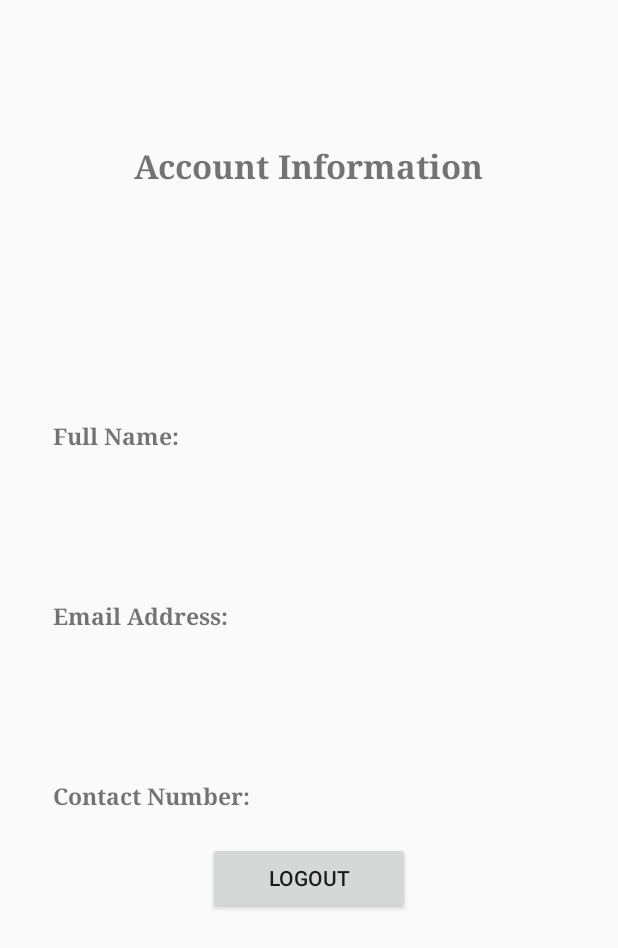
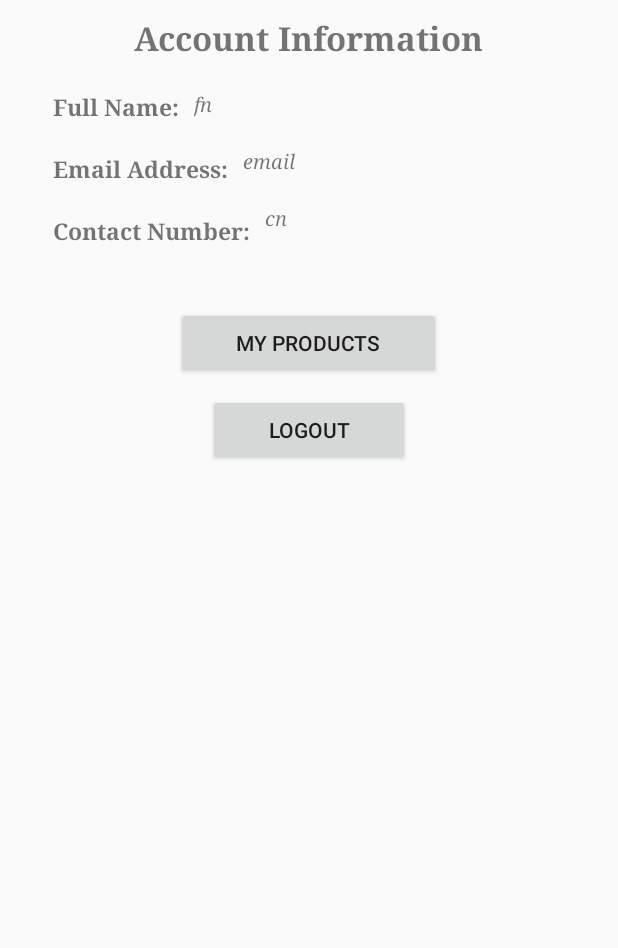
Before and after one commit to thriston/complete_version1, an Android app: the Profile screen opened directly, with no data from a screen before it, on a phone screen of 412 x 824 dp. Shown: the top 948 px of the screen. Run offline under Robolectric (Android 15) with nearby library versions, the phone set to English and light mode, and no system bars; our stand-ins replace Firebase (no records; nobody signed in at launch, a user with empty details on screens opened directly); 3 statements that could not run were skipped.

Commit message:
Login redirects and My Product Page

```diff
--- a/app/src/main/AndroidManifest.xml
+++ b/app/src/main/AndroidManifest.xml
@@ -21,6 +21,7 @@
         android:name=".Bookster"
         android:theme="@style/AppTheme">
         <activity android:name=".ConversationMessageActivity"></activity>
+        <activity android:name=".MyProductListActivity"></activity>
         <activity android:name=".AddProductActivity"></activity>
         <activity android:name=".Profile"></activity>
         <activity android:name=".Login" />
--- a/app/src/main/java/com/example/bookster/Login.java
+++ b/app/src/main/java/com/example/bookster/Login.java
@@ -78,8 +78,10 @@ public class Login extends AppCompatActivity {
                             // Sign in success, update UI with the signed-in user's information
                             Toast.makeText(getApplicationContext(), "Logged In", Toast.LENGTH_SHORT).show();
                             FirebaseUser user = mAuth.getCurrentUser();
-                            Intent i= new Intent(getApplicationContext(),MainActivity.class);
-                            startActivity(i);
+                            //Intent i= new Intent(getApplicationContext(),MainActivity.class);
+                            //startActivity(i);
+                            setResult(RESULT_OK, null);
+                            finish();
 
                         } else {
                             // If sign in fails, display a message to the user.
--- a/app/src/main/java/com/example/bookster/Profile.java
+++ b/app/src/main/java/com/example/bookster/Profile.java
@@ -68,6 +68,12 @@ public class Profile extends AppCompatActivity {
         startActivity(i);
     }
 
+    public void my_products(View view)
+    {
+        Intent i= new Intent(getApplicationContext(),MyProductListActivity.class);
+        startActivity(i);
+    }
+
 
 
 }
--- a/app/src/main/res/layout/activity_profile.xml
+++ b/app/src/main/res/layout/activity_profile.xml
@@ -7,37 +7,107 @@
     tools:context=".Profile">
 
     <TextView
+        android:id="@+id/AccountInfoText"
+        android:layout_width="wrap_content"
+        android:layout_height="wrap_content"
+        android:text="Account Information"
+        android:layout_marginTop="10dp"
+        android:layout_centerHorizontal="true"
+        android:textSize="10pt"
+        android:fontFamily="times new roman"
+        android:textStyle="bold"/>
+
+    <TextView
         android:id="@+id/fullNameBar"
         android:layout_width="wrap_content"
         android:layout_height="wrap_content"
         android:text="Full Name:"
-        android:layout_marginTop="280dp"
+        android:layout_below="@+id/AccountInfoText"
+        android:layout_marginTop="20dp"
         android:layout_marginLeft="35dp"
         android:textSize="7pt"
         android:fontFamily="times new roman"
         android:textStyle="bold"/>
 
     <TextView
+        android:id="@+id/fullNameField"
+        android:layout_width="wrap_content"
+        android:layout_height="wrap_content"
+        android:layout_below="@id/AccountInfoText"
+        android:layout_toEndOf="@id/fullNameBar"
+        android:layout_marginLeft="10dp"
+        android:layout_marginTop="20dp"
+        android:fontFamily="times new roman"
+        android:text="fn"
+        android:textSize="6pt"
+        android:textStyle="italic" />
+
+    <TextView
         android:id="@+id/emailBar"
         android:layout_width="wrap_content"
         android:layout_height="wrap_content"
         android:text="Email Address:"
-        android:layout_marginTop="400dp"
+        android:layout_below="@id/fullNameBar"
+        android:layout_marginTop="20dp"
         android:layout_marginLeft="35dp"
         android:textSize="7pt"
         android:fontFamily="times new roman"
         android:textStyle="bold"/>
 
     <TextView
+        android:id="@+id/emailField"
+        android:layout_width="wrap_content"
+        android:layout_height="wrap_content"
+        android:layout_below="@id/fullNameField"
+        android:layout_toEndOf="@+id/emailBar"
+        android:layout_marginTop="20dp"
+        android:layout_marginLeft="10dp"
+        android:text="email"
+        android:textSize="6pt"
+        android:fontFamily="times new roman"
+        android:textStyle="italic" />
+
+
+    <TextView
         android:id="@+id/contactBar"
         android:layout_width="wrap_content"
         android:layout_height="wrap_content"
         android:text="Contact Number:"
-        android:layout_marginTop="520dp"
+        android:layout_below="@id/emailBar"
+        android:layout_marginTop="20dp"
         android:layout_marginLeft="35dp"
         android:textSize="7pt"
         android:fontFamily="times new roman"
         android:textStyle="bold"/>
+
+
+
+    <TextView
+        android:id="@+id/contactField"
+        android:layout_width="wrap_content"
+        android:layout_height="wrap_content"
+        android:layout_below="@+id/emailField"
+        android:layout_toEndOf="@id/contactBar"
+        android:layout_marginTop="20dp"
+        android:layout_marginLeft="10dp"
+        android:text="cn"
+        android:textSize="6pt"
+        android:fontFamily="times new roman"
+        android:textStyle="italic"/>
+
+
+    <Button
+        android:id="@+id/viewProductBtn"
+        android:layout_width="wrap_content"
+        android:layout_height="wrap_content"
+        android:layout_below="@+id/contactBar"
+        android:layout_centerHorizontal="true"
+        android:layout_marginTop="40dp"
+        android:onClick="my_products"
+
+        android:paddingLeft="40dp"
+        android:paddingRight="40dp"
+        android:text="My products" />
 
     <Button
         android:id="@+id/logoutButton"
@@ -45,51 +115,17 @@
         android:layout_height="wrap_content"
         android:onClick="logout"
         android:text="Logout"
-        android:layout_marginTop="20dp"
-        android:layout_below="@+id/contactBar"
+        android:layout_marginTop="10dp"
+        android:layout_below="@+id/viewProductBtn"
         android:layout_centerHorizontal="true"
 
         android:paddingLeft="40dp"
         android:paddingRight="40dp"/>
 
-    <TextView
-        android:id="@+id/fullNameField"
-        android:layout_width="wrap_content"
-        android:layout_height="wrap_content"
-        android:layout_marginLeft="220dp"
-        android:layout_marginTop="283dp"
-        android:fontFamily="times new roman"
-        android:textSize="6pt"
-        android:textStyle="italic" />
 
-    <TextView
-        android:id="@+id/emailField"
-        android:layout_width="wrap_content"
-        android:layout_height="wrap_content"
-        android:layout_marginTop="403dp"
-        android:layout_marginLeft="220dp"
-        android:textSize="6pt"
-        android:fontFamily="times new roman"
-        android:textStyle="italic" />
 
-    <TextView
-        android:id="@+id/contactField"
-        android:layout_width="wrap_content"
-        android:layout_height="wrap_content"
-        android:layout_marginTop="523dp"
-        android:layout_marginLeft="220dp"
-        android:textSize="6pt"
-        android:fontFamily="times new roman"
-        android:textStyle="italic"/>
 
-    <TextView
-        android:id="@+id/AccountInfoText"
-        android:layout_width="wrap_content"
-        android:layout_height="wrap_content"
-        android:text="Account Information"
-        android:layout_marginTop="95dp"
-        android:layout_centerHorizontal="true"
-        android:textSize="10pt"
-        android:fontFamily="times new roman"
-        android:textStyle="bold"/>
+
+
+
 </RelativeLayout>
--- a/app/src/main/res/layout/product_page.xml
+++ b/app/src/main/res/layout/product_page.xml
@@ -15,6 +15,9 @@
         android:layout_height="match_parent"
 
         >
+        <include
+            android:id="@+id/toolbar"
+            layout="@layout/toolbar"/>
 
 
 
```
Also changed, not shown: app/src/main/java/com/example/bookster/AddProductActivity.java (+21 -1 lines), app/src/main/java/com/example/bookster/MyProductListActivity.java (added, +117 -0 lines), app/src/main/java/com/example/bookster/MyProductListAdapter.java (added, +61 -0 lines), app/src/main/java/com/example/bookster/Product.java (+27 -1 lines), app/src/main/java/com/example/bookster/ProductDetailsActivity.java (+47 -0 lines), app/src/main/java/com/example/bookster/ProductListActivity.java (+48 -1 lines), app/src/main/res/layout/my_product_list_item_layout.xml (added, +124 -0 lines), app/src/main/res/layout/my_product_list_layout.xml (added, +49 -0 lines).
